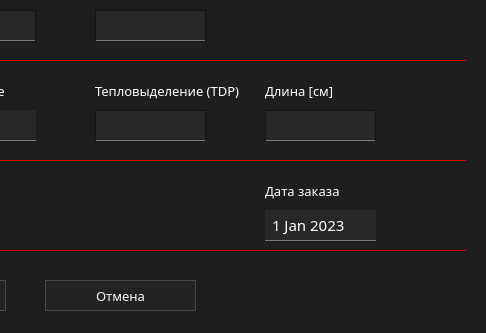
The window that ui/add/addChVidWidg.ui (marginalprog/git_pcconf) describes before a commit, drawn with Qt 5; both pictures show x 395 to 881 and y 270 to 603 of the 881 by 603 pixel window.
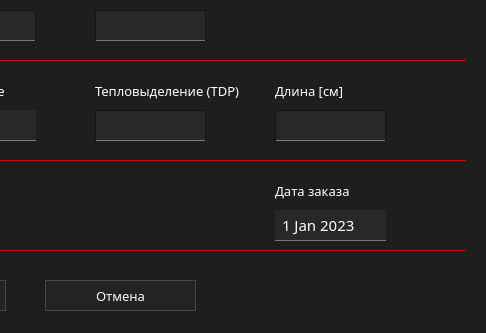
The same window after the commit. Icons and pictures are not drawn.

Patch:
```diff
--- a/ui/add/addChVidWidg.ui
+++ b/ui/add/addChVidWidg.ui
@@ -449,7 +449,7 @@
   <widget class="QLabel" name="lbLength">
    <property name="geometry">
     <rect>
-     <x>660</x>
+     <x>670</x>
      <y>350</y>
      <width>111</width>
      <height>21</height>
@@ -473,7 +473,7 @@
     <rect>
      <x>490</x>
      <y>350</y>
-     <width>161</width>
+     <width>171</width>
      <height>21</height>
     </rect>
    </property>
@@ -1043,7 +1043,7 @@
   <widget class="QLineEdit" name="leLength">
    <property name="geometry">
     <rect>
-     <x>660</x>
+     <x>670</x>
      <y>380</y>
      <width>111</width>
      <height>31</height>
@@ -1213,7 +1213,7 @@
   <widget class="QLabel" name="lbDate">
    <property name="geometry">
     <rect>
-     <x>660</x>
+     <x>670</x>
      <y>450</y>
      <width>111</width>
      <height>21</height>
@@ -1235,7 +1235,7 @@
   <widget class="QDateEdit" name="dateEdit">
    <property name="geometry">
     <rect>
-     <x>660</x>
+     <x>670</x>
      <y>480</y>
      <width>111</width>
      <height>31</height>
```
